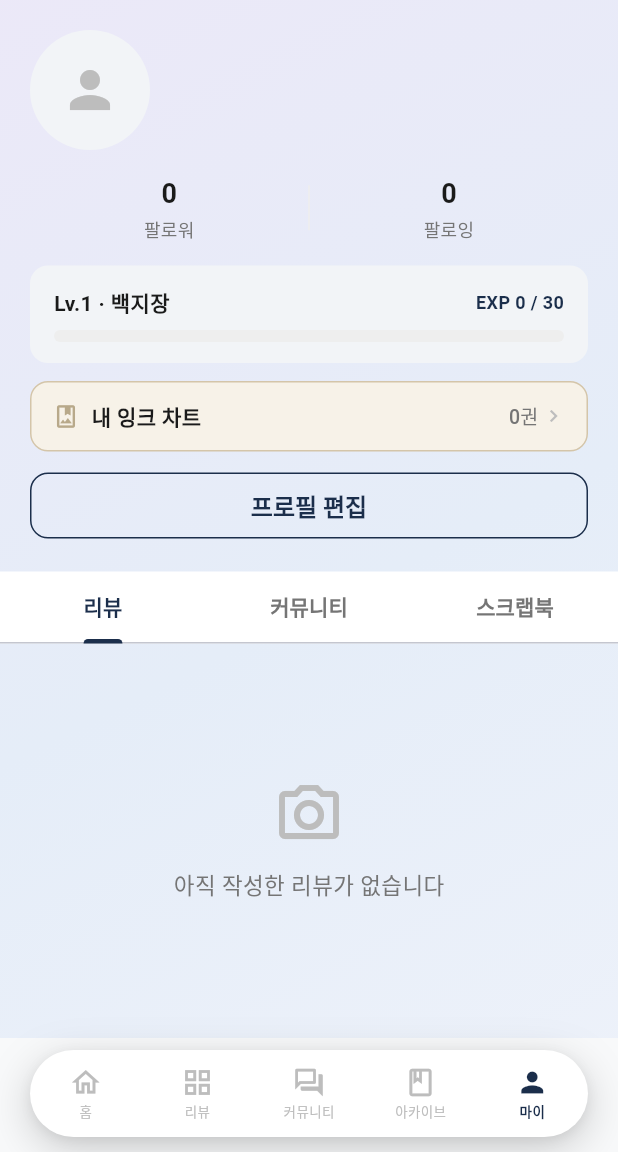
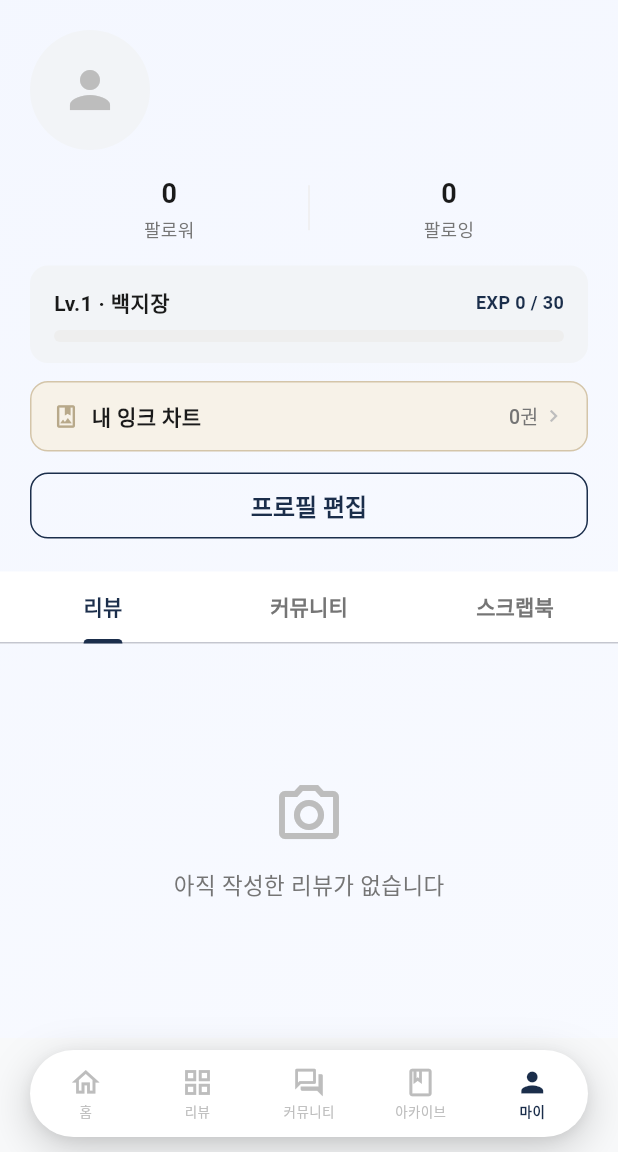
Before and after one commit to tangerlyn/pen, a Flutter app: the MypageScreen screen opened by its route, on a phone screen of 412 x 824 dp, the part 84-1236 px from its top. Run offline on Flutter 3.47's test engine with Material 3 defaults, Android fonts, the phone set to English and light mode, and no system bars; our stand-ins replace cached_network_image, cloud_firestore, confetti, connectivity_plus, csv, firebase_auth and 17 more; missing offline and left inert: flutter_naver_login, gal, kakao_flutter_sdk_user; accounts and stored records are empty; Roboto replaces fonts that are missing (Pretendard).

Commit message:
perf/design : 배경 거의 흰 블루로, 페이지 전환 iOS 스타일, GlassCard 최적화

```diff
--- a/lib/core/theme/app_theme.dart
+++ b/lib/core/theme/app_theme.dart
@@ -37,16 +37,14 @@
   static const double blur = 10.0;
   static const double cardOpacity = 0.80;
 
-  // 앱 전체 배경 그라데이션 (라벤더 → 연파랑)
+  // 앱 전체 배경 — 흰색에 아주 살짝 파란기
   static const LinearGradient backgroundGradient = LinearGradient(
     begin: Alignment.topLeft,
     end: Alignment.bottomRight,
     colors: [
-      Color(0xFFECE8F8), // 연보라
-      Color(0xFFE5EDF8), // 연파랑
-      Color(0xFFEEF2FA), // 거의 흰 블루
+      Color(0xFFF4F7FF), // 흰색 + 미세한 블루
+      Color(0xFFF8FAFF), // 거의 흰색
     ],
-    stops: [0.0, 0.55, 1.0],
   );
 }
 
@@ -176,6 +174,12 @@
           surface: AppColors.surface,
         ),
         scaffoldBackgroundColor: Colors.transparent,
+        pageTransitionsTheme: const PageTransitionsTheme(
+          builders: {
+            TargetPlatform.android: CupertinoPageTransitionsBuilder(),
+            TargetPlatform.iOS: CupertinoPageTransitionsBuilder(),
+          },
+        ),
         fontFamily: 'Pretendard',
         appBarTheme: const AppBarTheme(
           backgroundColor: AppColors.surface,
```
Also changed, not shown: lib/shared/widgets/glass_card.dart (+21 -21 lines).
